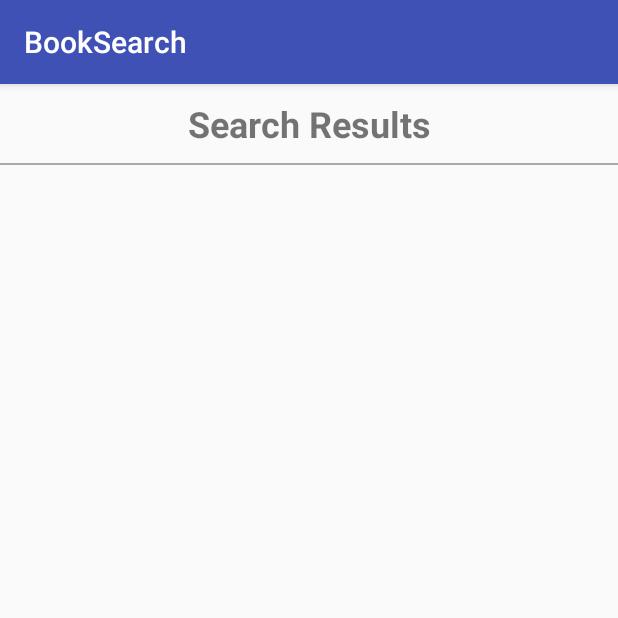
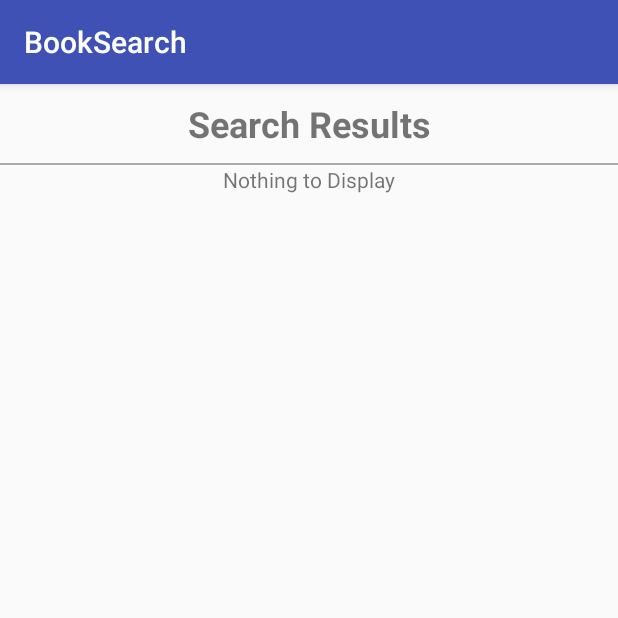
Before and after one commit to gzr7702/BookSearch, an Android app: the screen it shows after launch (ResultsActivity), after a tap on "AMAZE ME!", on a phone screen of 412 x 824 dp, the top half of it. Run offline under Robolectric (Android 15) with nearby library versions, the phone set to English and light mode, and no system bars.

Commit message:
refactor: moved call to Loader to ActivityResult

```diff
--- a/app/src/main/java/com/gzr7702/booksearch/Book.java
+++ b/app/src/main/java/com/gzr7702/booksearch/Book.java
@@ -6,7 +6,7 @@ import java.io.Serializable;
  * Created by rob on 5/18/17.
  */
 
-public class Book implements Serializable {
+public class Book {
     private String title;
     private String authors;
     private String publishDate;
--- a/app/src/main/java/com/gzr7702/booksearch/MainActivity.java
+++ b/app/src/main/java/com/gzr7702/booksearch/MainActivity.java
@@ -4,8 +4,6 @@ import android.content.Context;
 import android.content.Intent;
 import android.net.ConnectivityManager;
 import android.net.NetworkInfo;
-import android.app.LoaderManager;
-import android.content.Loader;
 import android.support.v7.app.AppCompatActivity;
 import android.os.Bundle;
 import android.util.Log;
@@ -13,15 +11,11 @@ import android.view.View;
 import android.widget.Button;
 import android.widget.TextView;
 
-import java.io.Serializable;
-import java.util.List;
+public class MainActivity extends AppCompatActivity {
+    private final String LOG_TAG = MainActivity.class.getSimpleName();
 
-public class MainActivity extends AppCompatActivity implements LoaderManager.LoaderCallbacks<List<Book>> {
-    private final String LOG_TAG = MainActivity.class.getSimpleName();
-    private static final int BOOK_LOADER_ID = 1;
-    private String mSearchString;
     // Var used to track if button is clicked. Otherwise, ResultsActivity keeps starting on its own
-    private static boolean isClicked = false;
+    //private static boolean isClicked = false;
 
     @Override
     protected void onCreate(final Bundle savedInstanceState) {
@@ -33,17 +27,18 @@ public class MainActivity extends AppCompatActivity implements LoaderManager.Loa
             @Override
             public void onClick(View view) {
 
-                isClicked = true;
+                //isClicked = true;
                 if (!isOnline()) {
-                    // TODO: add this message to an activity
-                    String message = "Sorry, the internet is unreachable. " + "" +
-                            "Please check you're connection and try again!";
+                    // TODO: add this to strings file
+                    String message = getString(R.string.internet_unavailable_message);
                     Log.v(LOG_TAG, message);
                 } else {
                     TextView searchText = (TextView) findViewById(R.id.search_text);
-                    mSearchString = searchText.getText().toString();
-                    LoaderManager loaderManager = getLoaderManager();
-                    loaderManager.initLoader(BOOK_LOADER_ID, null, MainActivity.this);
+                    String searchString = searchText.getText().toString();
+                    Intent i = new Intent(MainActivity.this, ResultsActivity.class);
+                    i.putExtra("SearchString", searchString);
+                    startActivity(i);
+
                 }
             }
         }
@@ -58,27 +53,5 @@ public class MainActivity extends AppCompatActivity implements LoaderManager.Loa
         return netInfo != null && netInfo.isConnected();
     }
 
-    @Override
-    public Loader<List<Book>> onCreateLoader(int id, Bundle args) {
-        return new BookLoader(this, mSearchString);
-    }
 
-    @Override
-    public void onLoadFinished(Loader<List<Book>> loader, List<Book> books) {
-        if (isClicked == true) {
-            Log.v(LOG_TAG, books.toString());
-            Intent i = new Intent(this, ResultsActivity.class);
-            i.putExtra("BookList", (Serializable) books);
-            startActivity(i);
-            isClicked = false;
-        }
-    }
-
-    @Override
-    public void onLoaderReset(Loader<List<Book>> loader) {
-        Log.v(LOG_TAG, "Clear data here");
-        // TODO: I think this needs to be moved elsewhere
-        getLoaderManager().destroyLoader(loader.getId());
-
-    }
 }
--- a/app/src/main/java/com/gzr7702/booksearch/ResultsActivity.java
+++ b/app/src/main/java/com/gzr7702/booksearch/ResultsActivity.java
@@ -1,30 +1,71 @@
 package com.gzr7702.booksearch;
 
+import android.app.LoaderManager;
 import android.content.Intent;
+import android.content.Loader;
 import android.os.Bundle;
 import android.support.v7.app.AppCompatActivity;
-import android.widget.ArrayAdapter;
+import android.widget.Adapter;
+import android.widget.ListAdapter;
 import android.widget.ListView;
+import android.widget.TextView;
 
 import java.util.ArrayList;
+import java.util.List;
 
 /**
  * Created by rob on 5/29/17.
  */
 
-public class ResultsActivity extends AppCompatActivity{
-    ArrayList<Book> mBooks = new ArrayList<>();
+public class ResultsActivity extends AppCompatActivity
+        implements LoaderManager.LoaderCallbacks<List<Book>> {
+
+    private static final int BOOK_LOADER_ID = 1;
+    private String mSearchString;
+    private BookAdapter mAdapter;
+    private TextView mEmptyStateTextView;
 
     @Override
     protected void onCreate(Bundle savedInstanceState) {
         super.onCreate(savedInstanceState);
         setContentView(R.layout.activity_results);
 
+        ListView listView = (ListView) findViewById(R.id.book_list);
+
+        // Account for empty view
+        mEmptyStateTextView = (TextView) findViewById(R.id.empty_view);
+        listView.setEmptyView(mEmptyStateTextView);
+
+        // Set up adapter with empty list
+        mAdapter = new BookAdapter(this.getApplicationContext(), new ArrayList<Book>());
+        listView.setAdapter(mAdapter);
+
+        // Get search word from intent and stash it
         Intent i = getIntent();
         Bundle bundle = i.getExtras();
-        mBooks = (ArrayList<Book>) bundle.getSerializable("BookList");
-        ArrayAdapter adapter = new BookAdapter(this, mBooks);
-        final ListView listView = (ListView) findViewById(R.id.book_list);
-        listView.setAdapter(adapter);
+        mSearchString = bundle.getString("SearchTerm");
+
+        LoaderManager loaderManager = getLoaderManager();
+        loaderManager.initLoader(BOOK_LOADER_ID, null, ResultsActivity.this);
+    }
+
+    @Override
+    public Loader<List<Book>> onCreateLoader(int id, Bundle args) {
+        return new BookLoader(this, mSearchString);
+    }
+
+    @Override
+    public void onLoadFinished(Loader<List<Book>> loader, List<Book> books) {
+        mEmptyStateTextView.setText(R.string.empty_message);
+        mAdapter.clear();
+
+        if(books != null && !books.isEmpty()) {
+            mAdapter.addAll(books);
+        }
+    }
+
+    @Override
+    public void onLoaderReset(Loader<List<Book>> loader) {
+        mAdapter.clear();
     }
 }
--- a/app/src/main/res/layout/activity_results.xml
+++ b/app/src/main/res/layout/activity_results.xml
@@ -25,4 +25,10 @@
         android:layout_width="match_parent"
         android:layout_height="wrap_content" />
 
+    <TextView
+        android:id="@+id/empty_view"
+        android:layout_width="wrap_content"
+        android:layout_height="wrap_content"
+        android:layout_gravity="center" />
+
 </LinearLayout>
--- a/app/src/main/res/values/strings.xml
+++ b/app/src/main/res/values/strings.xml
@@ -1,4 +1,7 @@
 <resources>
     <string name="app_name">BookSearch</string>
     <string name="results_label">Search Results</string>
+    <string name="empty_message">Nothing to Display</string>
+    <string name="internet_unavailable_message">"Sorry, the internet is unreachable.\n
+        Please check you're connection and try again!"</string>
 </resources>
```
